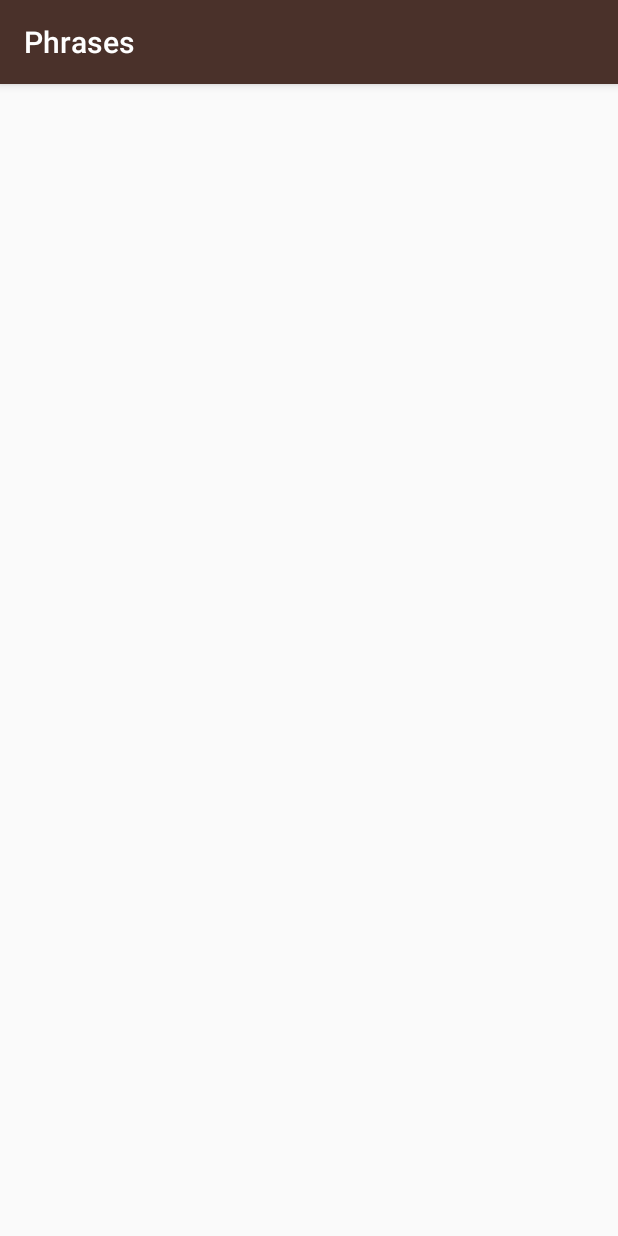
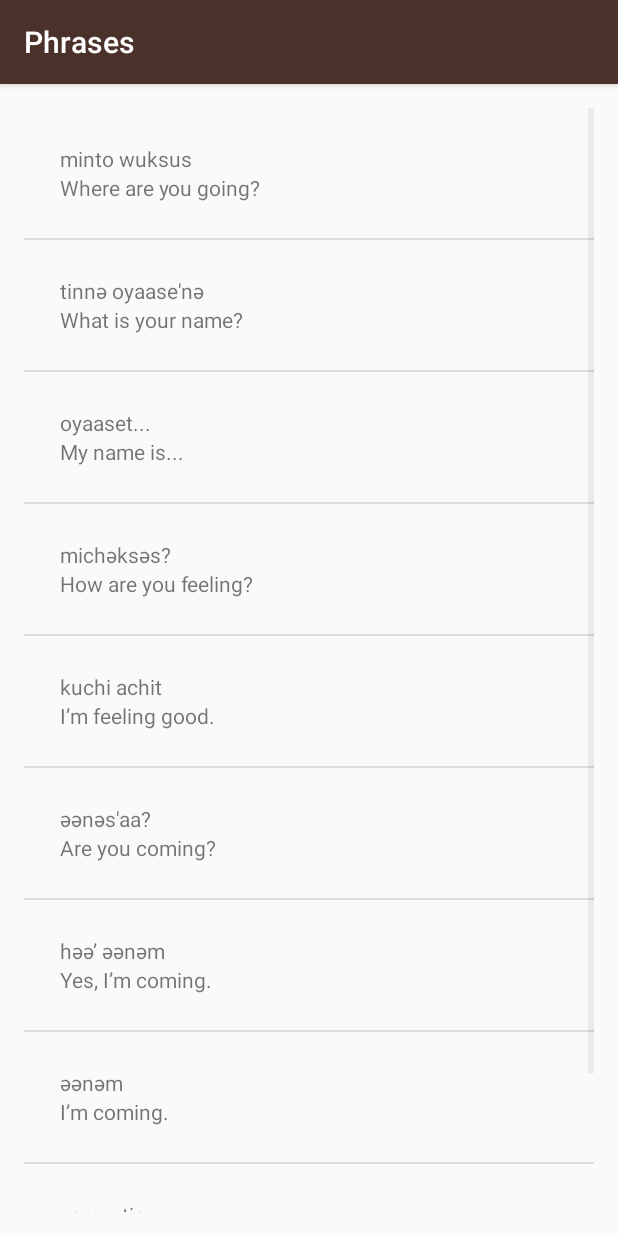
Before and after one commit to sinithwar/Miwok_Project_Udacity, an Android app: the PhrasesActivity screen opened directly, with no data from a screen before it, on a phone screen of 412 x 824 dp. Run offline under Robolectric (Android 15) with nearby library versions, the phone set to English and light mode, and no system bars.

Commit message:
Added rendering of images and texts.

```diff
--- a/app/src/main/java/com/example/android/miwok/PhrasesActivity.java
+++ b/app/src/main/java/com/example/android/miwok/PhrasesActivity.java
@@ -17,12 +17,35 @@ package com.example.android.miwok;
 
 import android.support.v7.app.AppCompatActivity;
 import android.os.Bundle;
+import android.widget.ListView;
+
+import java.util.ArrayList;
 
 public class PhrasesActivity extends AppCompatActivity {
 
     @Override
     protected void onCreate(Bundle savedInstanceState) {
         super.onCreate(savedInstanceState);
-        setContentView(R.layout.activity_phrases);
+        setContentView(R.layout.word_list);
+
+        ArrayList<Word> words = new ArrayList<>();
+        words.add(new Word("Where are you going?", "minto wuksus"));
+        words.add(new Word("What is your name?", "tinnә oyaase'nә"));
+        words.add(new Word("My name is...", "oyaaset..."));
+        words.add(new Word("How are you feeling?", "michәksәs?"));
+        words.add(new Word("I’m feeling good.", "kuchi achit"));
+        words.add(new Word("Are you coming?", "әәnәs'aa?"));
+        words.add(new Word("Yes, I’m coming.", "hәә’ әәnәm"));
+        words.add(new Word("I’m coming.", "әәnәm"));
+        words.add(new Word("Let’s go.", "yoowutis"));
+        words.add(new Word("Come here.", "әnni'nem"));
+
+
+        // Find the root view so we can add child views to it
+        WordAdapter itemsAdapter = new WordAdapter(this, words);
+
+        ListView listView = (ListView) findViewById(R.id.list);
+
+        listView.setAdapter(itemsAdapter);
     }
 }
--- a/app/src/main/java/com/example/android/miwok/Word.java
+++ b/app/src/main/java/com/example/android/miwok/Word.java
@@ -7,10 +7,17 @@ package com.example.android.miwok;
 public class Word{
     private String defaultTranslation;
     private String miwokTranslation;
+    private int imageResourceID = NO_IMAGE;
+    private final static int NO_IMAGE = -1;
 
     public Word(String defaultTranslation, String miwokTranslation){
         this.defaultTranslation = defaultTranslation;
         this.miwokTranslation = miwokTranslation;
+    }
+    public Word(String defaultTranslation, String miwokTranslation, int imageResourceID){
+        this.defaultTranslation = defaultTranslation;
+        this.miwokTranslation = miwokTranslation;
+        this.imageResourceID = imageResourceID;
     }
 
     public String getDefaultTranslation(){
@@ -19,4 +26,6 @@ public class Word{
     public String getMiwokTranslation(){
         return miwokTranslation;
     }
+    public int getImageResourceID(){ return imageResourceID; }
+    public boolean hasImage(){ return imageResourceID != NO_IMAGE; }
 }
--- a/app/src/main/java/com/example/android/miwok/WordAdapter.java
+++ b/app/src/main/java/com/example/android/miwok/WordAdapter.java
@@ -1,10 +1,12 @@
 package com.example.android.miwok;
 
 import android.content.Context;
+import android.media.Image;
 import android.view.LayoutInflater;
 import android.view.View;
 import android.view.ViewGroup;
 import android.widget.ArrayAdapter;
+import android.widget.ImageView;
 import android.widget.TextView;
 import java.util.List;
 
@@ -30,7 +32,12 @@ public class WordAdapter extends ArrayAdapter<Word>{
         miwokTextView.setText(local_word.getMiwokTranslation());
         TextView defaultTextView = (TextView) listItemView.findViewById(R.id.default_text_space);
         defaultTextView.setText(local_word.getDefaultTranslation());
-
+        ImageView imagesView = (ImageView) listItemView.findViewById(R.id.ic_launcher);
+        if (local_word.hasImage()){
+            imagesView.setImageResource(local_word.getImageResourceID());
+        }else{
+            imagesView.setVisibility(View.GONE);
+        }
         return listItemView;
     }
 }
--- a/app/src/main/res/layout/list_view.xml
+++ b/app/src/main/res/layout/list_view.xml
@@ -1,11 +1,23 @@
 <?xml version="1.0" encoding="utf-8"?>
 <LinearLayout xmlns:android="http://schemas.android.com/apk/res/android"
               xmlns:tools="http://schemas.android.com/tools"
-              android:orientation="vertical"
+              android:orientation="horizontal"
               android:layout_width="match_parent"
               android:layout_height="match_parent"
               android:padding="16dp"
               android:id="@+id/numbers_layout_resource"
+>
+    <ImageView
+            android:layout_width="wrap_content"
+            android:layout_height="wrap_content"
+            android:padding="8dp"
+            android:src="@mipmap/ic_launcher"
+            android:id="@+id/ic_launcher"
+    />
+    <LinearLayout android:layout_width="wrap_content"
+                  android:layout_height="wrap_content"
+                  android:orientation="vertical"
+                  android:padding="8dp"
     >
         <TextView
                 android:layout_width="wrap_content"
@@ -20,3 +32,5 @@
                 tools:text="one"
         />
     </LinearLayout>
+
+</LinearLayout>
```
Also changed, not shown: app/src/main/java/com/example/android/miwok/ColorsActivity.java (+23 -1 lines), app/src/main/java/com/example/android/miwok/FamilyActivity.java (+24 -1 lines), app/src/main/java/com/example/android/miwok/NumbersActivity.java (+12 -15 lines), app/src/main/res/layout/word_list.xml (renamed from app/src/main/res/layout/activity_numbers.xml). Lines whose indentation alone changed are shown as unchanged.
